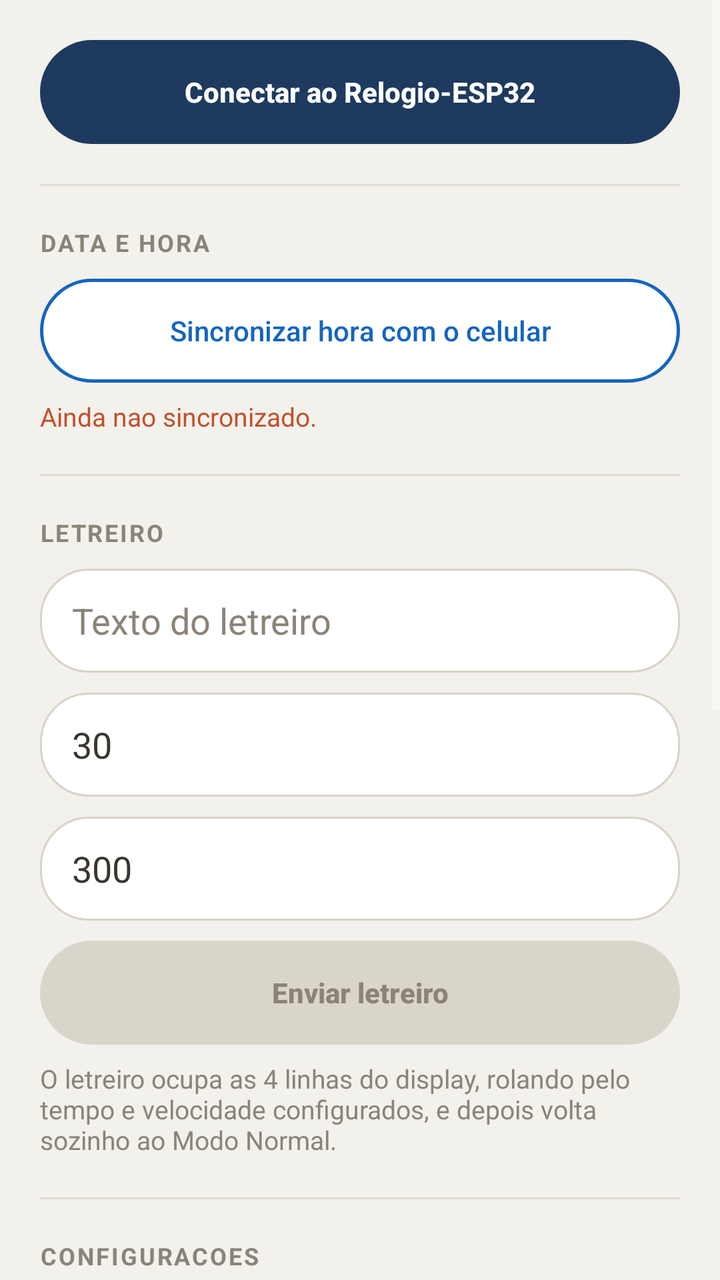
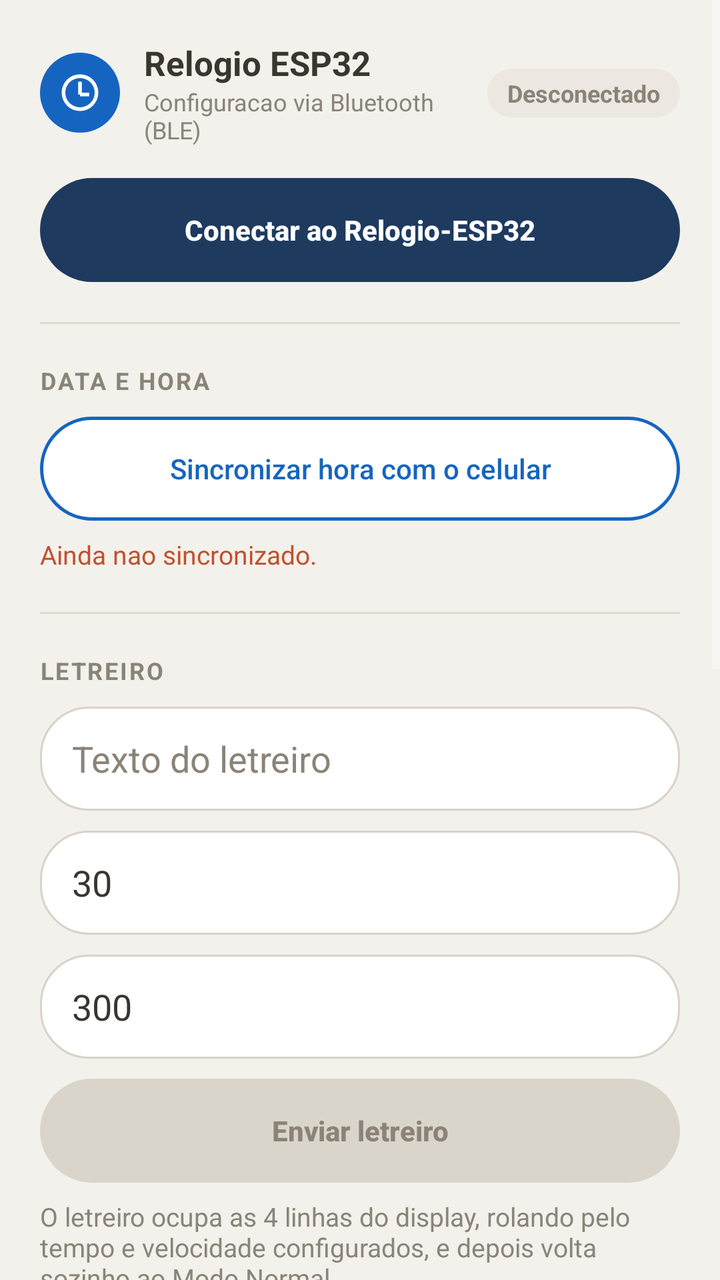

Compare the two renders of this Android layout. The source of the first and the diff that turns it into the second are given below.
<!-- AndroidManifest.xml: application theme Theme.RelogioEsp32 -->
<!-- res/layout/activity_main.xml -->
<?xml version="1.0" encoding="utf-8"?>
<ScrollView xmlns:android="http://schemas.android.com/apk/res/android"
    xmlns:app="http://schemas.android.com/apk/res-auto"
    android:layout_width="match_parent"
    android:layout_height="match_parent"
    android:background="@color/app_background">

    <LinearLayout
        android:layout_width="match_parent"
        android:layout_height="wrap_content"
        android:orientation="vertical"
        android:padding="20dp">

        <Button
            android:id="@+id/buttonConnect"
            style="?android:attr/borderlessButtonStyle"
            android:layout_width="match_parent"
            android:layout_height="52dp"
            android:background="@drawable/bg_button_navy"
            android:text="Conectar ao Relogio-ESP32"
            android:textAllCaps="false"
            android:textColor="@color/primary_navy_text"
            android:textStyle="bold" />

        <View
            android:layout_width="match_parent"
            android:layout_height="1dp"
            android:layout_marginVertical="20dp"
            android:background="@color/divider" />

        <TextView
            android:layout_width="wrap_content"
            android:layout_height="wrap_content"
            android:text="Data e hora"
            android:textAllCaps="true"
            android:textColor="@color/text_label"
            android:textSize="12sp"
            android:textStyle="bold"
            android:letterSpacing="0.08" />

        <Button
            android:id="@+id/buttonSyncTime"
            style="?android:attr/borderlessButtonStyle"
            android:layout_width="match_parent"
            android:layout_height="52dp"
            android:layout_marginTop="10dp"
            android:background="@drawable/bg_button_outline_blue"
            android:text="Sincronizar hora com o celular"
            android:textAllCaps="false"
            android:textColor="@color/outline_blue" />

        <TextView
            android:id="@+id/textSyncStatus"
            android:layout_width="wrap_content"
            android:layout_height="wrap_content"
            android:layout_marginTop="8dp"
            android:text="Ainda nao sincronizado."
            android:textColor="@color/text_error"
            android:textSize="13sp" />

        <View
            android:layout_width="match_parent"
            android:layout_height="1dp"
            android:layout_marginVertical="20dp"
            android:background="@color/divider" />

        <TextView
            android:layout_width="wrap_content"
            android:layout_height="wrap_content"
            android:text="Letreiro"
            android:textAllCaps="true"
            android:textColor="@color/text_label"
            android:textSize="12sp"
            android:textStyle="bold"
            android:letterSpacing="0.08" />

        <EditText
            android:id="@+id/editMarqueeText"
            android:layout_width="match_parent"
            android:layout_height="52dp"
            android:layout_marginTop="10dp"
            android:background="@drawable/bg_input_field"
            android:paddingHorizontal="16dp"
            android:hint="Texto do letreiro"
            android:textColor="@color/text_dark"
            android:textColorHint="@color/muted_text" />

        <TextView
            android:id="@+id/textMarqueeError"
            android:layout_width="wrap_content"
            android:layout_height="wrap_content"
            android:layout_marginTop="6dp"
            android:text="Informe o texto do letreiro."
            android:textColor="@color/text_error"
            android:textSize="13sp"
            android:visibility="gone" />

        <EditText
            android:id="@+id/editMarqueeDuration"
            android:layout_width="match_parent"
            android:layout_height="52dp"
            android:layout_marginTop="10dp"
            android:background="@drawable/bg_input_field"
            android:paddingHorizontal="16dp"
            android:hint="Duracao (segundos)"
            android:inputType="number"
            android:text="30"
            android:textColor="@color/text_dark"
            android:textColorHint="@color/muted_text" />

        <EditText
            android:id="@+id/editMarqueeSpeed"
            android:layout_width="match_parent"
            android:layout_height="52dp"
            android:layout_marginTop="10dp"
            android:background="@drawable/bg_input_field"
            android:paddingHorizontal="16dp"
            android:hint="Velocidade (ms por passo)"
            android:inputType="number"
            android:text="300"
            android:textColor="@color/text_dark"
            android:textColorHint="@color/muted_text" />

        <Button
            android:id="@+id/buttonSendMarquee"
            style="?android:attr/borderlessButtonStyle"
            android:layout_width="match_parent"
            android:layout_height="52dp"
            android:layout_marginTop="10dp"
            android:background="@drawable/bg_button_muted"
            android:text="Enviar letreiro"
            android:textAllCaps="false"
            android:textColor="@color/muted_text"
            android:textStyle="bold" />

        <TextView
            android:layout_width="match_parent"
            android:layout_height="wrap_content"
            android:layout_marginTop="8dp"
            android:text="O letreiro ocupa as 4 linhas do display, rolando pelo tempo e velocidade configurados, e depois volta sozinho ao Modo Normal."
            android:textColor="@color/text_label"
            android:textSize="13sp" />

        <View
            android:layout_width="match_parent"
            android:layout_height="1dp"
            android:layout_marginVertical="20dp"
            android:background="@color/divider" />

        <TextView
            android:layout_width="wrap_content"
            android:layout_height="wrap_content"
            android:text="Configuracoes"
            android:textAllCaps="true"
            android:textColor="@color/text_label"
            android:textSize="12sp"
            android:textStyle="bold"
            android:letterSpacing="0.08" />

        <RadioGroup
            android:id="@+id/radioGroupTempUnit"
            android:layout_width="match_parent"
            android:layout_height="wrap_content"
            android:layout_marginTop="10dp"
            android:orientation="horizontal">

            <RadioButton
                android:id="@+id/radioCelsius"
                android:layout_width="0dp"
                android:layout_height="48dp"
                android:layout_weight="1"
                android:layout_marginEnd="6dp"
                android:button="@null"
                android:background="@drawable/bg_toggle_segment"
                android:gravity="center"
                android:text="Celsius"
                android:textColor="@color/text_toggle_segment"
                android:textAllCaps="false"
                android:checked="true" />

            <RadioButton
                android:id="@+id/radioFahrenheit"
                android:layout_width="0dp"
                android:layout_height="48dp"
                android:layout_weight="1"
                android:layout_marginStart="6dp"
                android:button="@null"
                android:background="@drawable/bg_toggle_segment"
                android:gravity="center"
                android:text="Fahrenheit"
                android:textColor="@color/text_toggle_segment"
                android:textAllCaps="false" />
        </RadioGroup>

        <LinearLayout
            android:layout_width="match_parent"
            android:layout_height="wrap_content"
            android:layout_marginTop="10dp"
            android:orientation="horizontal">

            <Button
                android:id="@+id/buttonSaveConfig"
                style="?android:attr/borderlessButtonStyle"
                android:layout_width="0dp"
                android:layout_height="48dp"
                android:layout_weight="1"
                android:layout_marginEnd="6dp"
                android:background="@drawable/bg_button_navy"
                android:text="Salvar configuracao"
                android:textAllCaps="false"
                android:textColor="@color/primary_navy_text"
                android:textSize="13sp" />

            <Button
                android:id="@+id/buttonReadConfig"
                style="?android:attr/borderlessButtonStyle"
                android:layout_width="0dp"
                android:layout_height="48dp"
                android:layout_weight="1"
                android:layout_marginStart="6dp"
                android:background="@drawable/bg_button_outline_gray"
                android:text="Ler atual"
                android:textAllCaps="false"
                android:textColor="@color/text_dark"
                android:textSize="13sp" />
        </LinearLayout>

        <TextView
            android:id="@+id/textConfigSummary"
            android:layout_width="wrap_content"
            android:layout_height="wrap_content"
            android:layout_marginTop="10dp"
            android:text="Unidade salva no relogio: -"
            android:textColor="@color/text_dark"
            android:textSize="13sp" />

        <TextView
            android:id="@+id/textConfigJsonLink"
            android:layout_width="wrap_content"
            android:layout_height="wrap_content"
            android:layout_marginTop="4dp"
            android:text="Ver JSON"
            android:textColor="@color/outline_blue"
            android:textSize="13sp"
            android:textStyle="bold" />

        <TextView
            android:id="@+id/textConfig"
            android:layout_width="match_parent"
            android:layout_height="wrap_content"
            android:layout_marginTop="6dp"
            android:background="@drawable/bg_input_field"
            android:padding="12dp"
            android:fontFamily="monospace"
            android:text=""
            android:textColor="@color/text_label"
            android:textSize="12sp"
            android:visibility="gone" />

        <View
            android:layout_width="match_parent"
            android:layout_height="1dp"
            android:layout_marginVertical="20dp"
            android:background="@color/divider" />

        <TextView
            android:layout_width="wrap_content"
            android:layout_height="wrap_content"
            android:text="Status (notificacoes)"
            android:textAllCaps="true"
            android:textColor="@color/text_label"
            android:textSize="12sp"
            android:textStyle="bold"
            android:letterSpacing="0.08" />

        <TextView
            android:id="@+id/textStatus"
            android:layout_width="match_parent"
            android:layout_height="wrap_content"
            android:layout_marginTop="8dp"
            android:background="@drawable/bg_input_field"
            android:padding="12dp"
            android:fontFamily="monospace"
            android:text=""
            android:textColor="@color/text_dark"
            android:textSize="12sp" />

        <View
            android:layout_width="match_parent"
            android:layout_height="1dp"
            android:layout_marginVertical="20dp"
            android:background="@color/divider" />

        <TextView
            android:layout_width="wrap_content"
            android:layout_height="wrap_content"
            android:text="Log"
            android:textAllCaps="true"
            android:textColor="@color/text_label"
            android:textSize="12sp"
            android:textStyle="bold"
            android:letterSpacing="0.08" />

        <ScrollView
            android:id="@+id/scrollLog"
            android:layout_width="match_parent"
            android:layout_height="160dp"
            android:layout_marginTop="8dp"
            android:background="@drawable/bg_input_field"
            android:padding="12dp"
            android:scrollbars="vertical">

            <TextView
                android:id="@+id/textLog"
                android:layout_width="match_parent"
                android:layout_height="wrap_content"
                android:fontFamily="monospace"
                android:textSize="12sp"
                android:textColor="@color/text_dark"
                android:text="" />
        </ScrollView>

    </LinearLayout>
</ScrollView>
<!-- resources referenced by this layout -->
<resources>
  <color name="app_background">#F3F1EC</color>
  <color name="divider">#E1DCD3</color>
  <color name="muted_text">#8B8378</color>
  <color name="outline_blue">#1565C0</color>
  <color name="primary_navy_text">#FFFFFF</color>
  <color name="text_dark">#3A352F</color>
  <color name="text_error">#C1512E</color>
  <color name="text_label">#8A8478</color>
  <!-- drawable bg_button_muted (drawable) -->
  <?xml version="1.0" encoding="utf-8"?>
  <shape xmlns:android="http://schemas.android.com/apk/res/android" android:shape="rectangle">
      <solid android:color="@color/muted_fill" />
      <corners android:radius="26dp" />
  </shape>
  <!-- drawable bg_button_navy (drawable) -->
  <?xml version="1.0" encoding="utf-8"?>
  <shape xmlns:android="http://schemas.android.com/apk/res/android" android:shape="rectangle">
      <solid android:color="@color/primary_navy" />
      <corners android:radius="26dp" />
  </shape>
  <!-- drawable bg_button_outline_blue (drawable) -->
  <?xml version="1.0" encoding="utf-8"?>
  <shape xmlns:android="http://schemas.android.com/apk/res/android" android:shape="rectangle">
      <solid android:color="@color/card_white" />
      <stroke android:width="1.5dp" android:color="@color/outline_blue" />
      <corners android:radius="26dp" />
  </shape>
  <!-- drawable bg_button_outline_gray (drawable) -->
  <?xml version="1.0" encoding="utf-8"?>
  <shape xmlns:android="http://schemas.android.com/apk/res/android" android:shape="rectangle">
      <solid android:color="@color/card_white" />
      <stroke android:width="1.5dp" android:color="@color/outline_gray" />
      <corners android:radius="26dp" />
  </shape>
  <!-- drawable bg_input_field (drawable) -->
  <?xml version="1.0" encoding="utf-8"?>
  <shape xmlns:android="http://schemas.android.com/apk/res/android" android:shape="rectangle">
      <solid android:color="@color/card_white" />
      <stroke android:width="1dp" android:color="@color/outline_gray" />
      <corners android:radius="24dp" />
  </shape>
  <!-- drawable bg_toggle_segment (drawable) -->
  <?xml version="1.0" encoding="utf-8"?>
  <selector xmlns:android="http://schemas.android.com/apk/res/android">
      <item android:state_checked="true" android:drawable="@drawable/bg_button_navy" />
      <item android:drawable="@drawable/bg_button_outline_gray" />
  </selector>
  <color name="muted_fill">#DAD5CB</color>
  <color name="primary_navy">#1E3A5F</color>
  <color name="card_white">#FFFFFF</color>
  <color name="outline_gray">#D9D3C8</color>
  <!-- unchanged entries left out for length: 1 -->
</resources>

<!-- the commit's change to res/layout/activity_main.xml (unified diff, before → after) -->
@@ -10,6 +10,62 @@
         android:layout_height="wrap_content"
         android:orientation="vertical"
         android:padding="20dp">
+
+        <LinearLayout
+            android:layout_width="match_parent"
+            android:layout_height="wrap_content"
+            android:layout_marginBottom="16dp"
+            android:gravity="center_vertical"
+            android:orientation="horizontal">
+
+            <FrameLayout
+                android:layout_width="40dp"
+                android:layout_height="40dp"
+                android:background="@drawable/bg_circle_icon">
+
+                <ImageView
+                    android:layout_width="22dp"
+                    android:layout_height="22dp"
+                    android:layout_gravity="center"
+                    android:contentDescription="@null"
+                    android:src="@drawable/ic_clock" />
+            </FrameLayout>
+
+            <LinearLayout
+                android:layout_width="0dp"
+                android:layout_height="wrap_content"
+                android:layout_marginStart="12dp"
+                android:layout_weight="1"
+                android:orientation="vertical">
+
+                <TextView
+                    android:layout_width="wrap_content"
+                    android:layout_height="wrap_content"
+                    android:text="Relogio ESP32"
+                    android:textColor="@color/text_dark"
+                    android:textSize="17sp"
+                    android:textStyle="bold" />
+
+                <TextView
+                    android:layout_width="wrap_content"
+                    android:layout_height="wrap_content"
+                    android:text="Configuracao via Bluetooth (BLE)"
+                    android:textColor="@color/text_label"
+                    android:textSize="12sp" />
+            </LinearLayout>
+
+            <TextView
+                android:id="@+id/textConnectionBadge"
+                android:layout_width="wrap_content"
+                android:layout_height="wrap_content"
+                android:background="@drawable/bg_status_pill_disconnected"
+                android:paddingHorizontal="10dp"
+                android:paddingVertical="4dp"
+                android:text="Desconectado"
+                android:textColor="@color/text_label"
+                android:textSize="12sp"
+                android:textStyle="bold" />
+        </LinearLayout>
 
         <Button
             android:id="@+id/buttonConnect"
@@ -225,24 +281,35 @@
                 android:textSize="13sp" />
         </LinearLayout>
 
-        <TextView
-            android:id="@+id/textConfigSummary"
-            android:layout_width="wrap_content"
-            android:layout_height="wrap_content"
-            android:layout_marginTop="10dp"
-            android:text="Unidade salva no relogio: -"
-            android:textColor="@color/text_dark"
-            android:textSize="13sp" />
-
-        <TextView
-            android:id="@+id/textConfigJsonLink"
-            android:layout_width="wrap_content"
-            android:layout_height="wrap_content"
-            android:layout_marginTop="4dp"
-            android:text="Ver JSON"
-            android:textColor="@color/outline_blue"
-            android:textSize="13sp"
-            android:textStyle="bold" />
+        <LinearLayout
+            android:layout_width="match_parent"
+            android:layout_height="wrap_content"
+            android:layout_marginTop="10dp"
+            android:background="@drawable/bg_input_field"
+            android:gravity="center_vertical"
+            android:orientation="horizontal"
+            android:paddingHorizontal="16dp"
+            android:paddingVertical="12dp">
+
+            <TextView
+                android:id="@+id/textConfigSummary"
+                android:layout_width="0dp"
+                android:layout_height="wrap_content"
+                android:layout_weight="1"
+                android:text="Unidade salva no relogio: -"
+                android:textColor="@color/text_dark"
+                android:textSize="13sp" />
+
+            <TextView
+                android:id="@+id/textConfigJsonLink"
+                android:layout_width="wrap_content"
+                android:layout_height="wrap_content"
+                android:layout_marginStart="8dp"
+                android:text="Ver JSON"
+                android:textColor="@color/outline_blue"
+                android:textSize="13sp"
+                android:textStyle="bold" />
+        </LinearLayout>
 
         <TextView
             android:id="@+id/textConfig"
<!-- resource entries referenced after the edit -->
@@ -34,6 +34,11 @@
       <stroke android:width="1.5dp" android:color="@color/outline_gray" />
       <corners android:radius="26dp" />
   </shape>
+  <!-- drawable bg_circle_icon (drawable) -->
+  <?xml version="1.0" encoding="utf-8"?>
+  <shape xmlns:android="http://schemas.android.com/apk/res/android" android:shape="oval">
+      <solid android:color="@color/ic_launcher_background" />
+  </shape>
   <!-- drawable bg_input_field (drawable) -->
   <?xml version="1.0" encoding="utf-8"?>
   <shape xmlns:android="http://schemas.android.com/apk/res/android" android:shape="rectangle">
@@ -41,16 +46,44 @@
       <stroke android:width="1dp" android:color="@color/outline_gray" />
       <corners android:radius="24dp" />
   </shape>
+  <!-- drawable bg_status_pill_disconnected (drawable) -->
+  <?xml version="1.0" encoding="utf-8"?>
+  <shape xmlns:android="http://schemas.android.com/apk/res/android" android:shape="rectangle">
+      <solid android:color="@color/status_disconnected_bg" />
+      <corners android:radius="14dp" />
+  </shape>
   <!-- drawable bg_toggle_segment (drawable) -->
   <?xml version="1.0" encoding="utf-8"?>
   <selector xmlns:android="http://schemas.android.com/apk/res/android">
       <item android:state_checked="true" android:drawable="@drawable/bg_button_navy" />
       <item android:drawable="@drawable/bg_button_outline_gray" />
   </selector>
+  <!-- drawable ic_clock (drawable) -->
+  <?xml version="1.0" encoding="utf-8"?>
+  <vector xmlns:android="http://schemas.android.com/apk/res/android"
+      android:width="24dp"
+      android:height="24dp"
+      android:viewportWidth="24"
+      android:viewportHeight="24">
+      <path
+          android:fillColor="#FFFFFF"
+          android:pathData="M12,2 A10,10 0 1,0 12,22 A10,10 0 1,0 12,2 Z" />
+      <path
+          android:fillColor="@color/ic_launcher_background"
+          android:pathData="M12,4 A8,8 0 1,0 12,20 A8,8 0 1,0 12,4 Z" />
+      <path
+          android:fillColor="#FFFFFF"
+          android:pathData="M11,6 L13,6 L13,13 L11,13 Z" />
+      <path
+          android:fillColor="#FFFFFF"
+          android:pathData="M12,12 L12,14 L17,14 L17,12 Z" />
+  </vector>
   <color name="muted_fill">#DAD5CB</color>
   <color name="primary_navy">#1E3A5F</color>
   <color name="card_white">#FFFFFF</color>
   <color name="outline_gray">#D9D3C8</color>
+  <color name="ic_launcher_background">#1565C0</color>
+  <color name="status_disconnected_bg">#ECE8E1</color>
   <!-- unchanged entries left out for length: 1 -->
 </resources>
 
